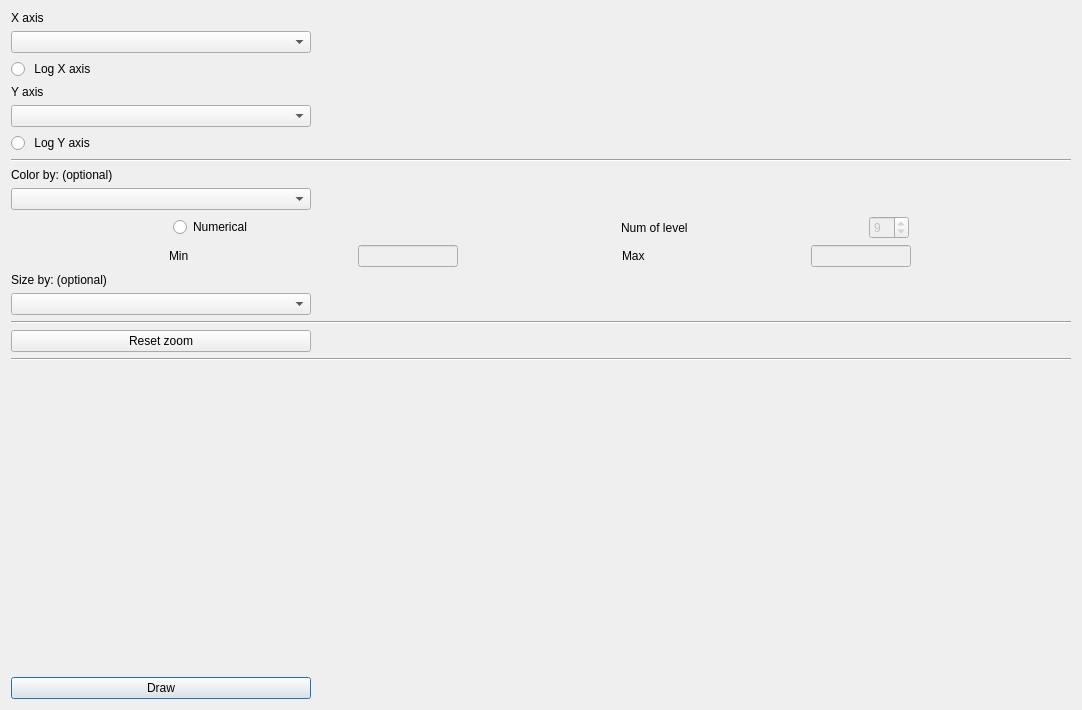
First picture: the form in Qchart_dialog.ui, repository WilsonImmunologyLab/VGenes, before the edit.
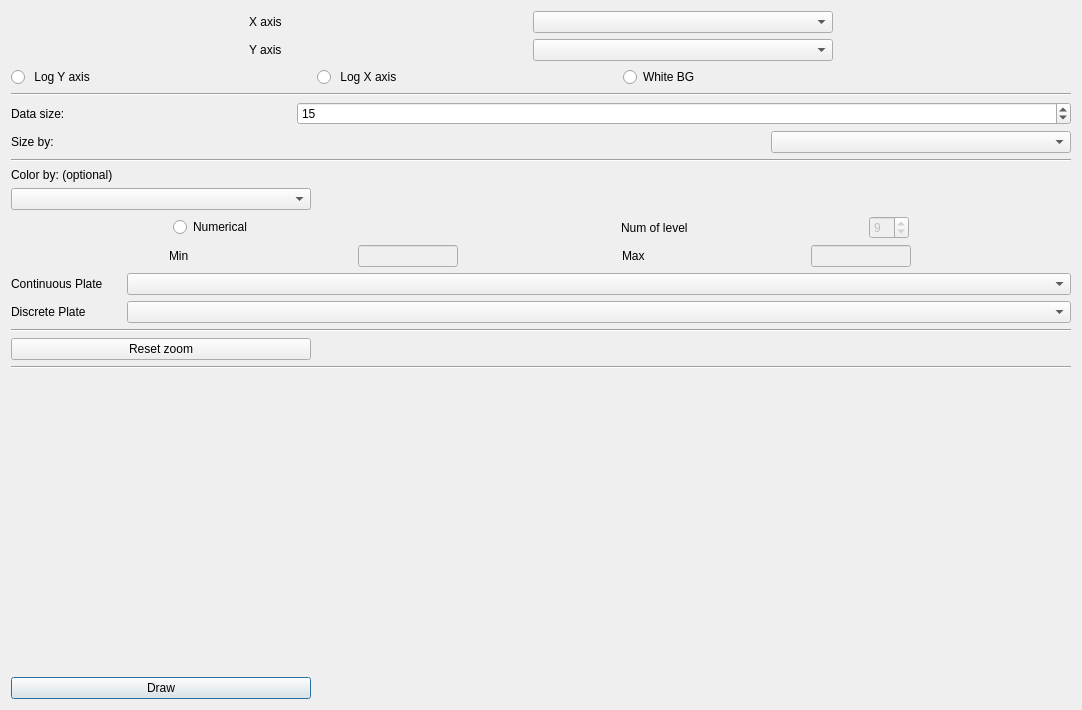
Second picture: the form after the edit.

Commit message: data size function

```diff
--- a/Qchart_dialog.ui
+++ b/Qchart_dialog.ui
@@ -17,10 +17,12 @@
    <item row="0" column="0" colspan="2">
     <layout class="QVBoxLayout" name="verticalLayout">
      <item>
+      <layout class="QHBoxLayout" name="horizontalLayout_3">
+       <item>
       <widget class="QLabel" name="label">
        <property name="maximumSize">
         <size>
-         <width>280</width>
+           <width>40</width>
          <height>16777215</height>
         </size>
        </property>
@@ -39,27 +41,15 @@
        </property>
       </widget>
      </item>
-     <item>
-      <widget class="QRadioButton" name="radioButtonLogX">
-       <property name="maximumSize">
-        <size>
-         <width>300</width>
-         <height>16777215</height>
-        </size>
-       </property>
-       <property name="text">
-        <string> Log X axis</string>
-       </property>
-       <property name="autoExclusive">
-        <bool>false</bool>
-       </property>
-      </widget>
+      </layout>
      </item>
+     <item>
+      <layout class="QHBoxLayout" name="horizontalLayout_4">
      <item>
       <widget class="QLabel" name="label_2">
        <property name="maximumSize">
         <size>
-         <width>280</width>
+           <width>40</width>
          <height>16777215</height>
         </size>
        </property>
@@ -78,6 +68,10 @@
        </property>
       </widget>
      </item>
+      </layout>
+     </item>
+     <item>
+      <layout class="QHBoxLayout" name="horizontalLayout_5">
      <item>
       <widget class="QRadioButton" name="radioButtonLogY">
        <property name="maximumSize">
@@ -95,12 +89,95 @@
       </widget>
      </item>
      <item>
+        <widget class="QRadioButton" name="radioButtonLogX">
+         <property name="maximumSize">
+          <size>
+           <width>300</width>
+           <height>16777215</height>
+          </size>
+         </property>
+         <property name="text">
+          <string> Log X axis</string>
+         </property>
+         <property name="autoExclusive">
+          <bool>false</bool>
+         </property>
+        </widget>
+       </item>
+       <item>
+        <widget class="QRadioButton" name="radioButtonWhiteBG">
+         <property name="text">
+          <string>White BG</string>
+         </property>
+        </widget>
+       </item>
+      </layout>
+     </item>
+     <item>
       <widget class="Line" name="line">
        <property name="orientation">
         <enum>Qt::Horizontal</enum>
        </property>
       </widget>
      </item>
+     <item>
+      <layout class="QHBoxLayout" name="horizontalLayout_6">
+       <item>
+        <widget class="QLabel" name="label_6">
+         <property name="maximumSize">
+          <size>
+           <width>280</width>
+           <height>16777215</height>
+          </size>
+         </property>
+         <property name="text">
+          <string>Data size:</string>
+         </property>
+        </widget>
+       </item>
+       <item>
+        <widget class="QSpinBox" name="spinBoxPointSize">
+         <property name="minimum">
+          <number>1</number>
+         </property>
+         <property name="maximum">
+          <number>30</number>
+         </property>
+         <property name="value">
+          <number>15</number>
+         </property>
+        </widget>
+       </item>
+      </layout>
+     </item>
+     <item>
+      <layout class="QHBoxLayout" name="horizontalLayout_7">
+       <item>
+        <widget class="QLabel" name="label_8">
+         <property name="text">
+          <string>Size by:</string>
+         </property>
+        </widget>
+       </item>
+       <item>
+        <widget class="QComboBox" name="comboBoxSize">
+         <property name="maximumSize">
+          <size>
+           <width>300</width>
+           <height>16777215</height>
+          </size>
+         </property>
+        </widget>
+       </item>
+      </layout>
+     </item>
+     <item>
+      <widget class="Line" name="line_4">
+       <property name="orientation">
+        <enum>Qt::Horizontal</enum>
+       </property>
+      </widget>
+     </item>
      <item>
       <widget class="QLabel" name="label_3">
        <property name="maximumSize">
@@ -236,27 +313,56 @@
       </layout>
      </item>
      <item>
-      <widget class="QLabel" name="label_6">
+      <layout class="QHBoxLayout" name="horizontalLayout_8">
+       <item>
+        <widget class="QLabel" name="label_9">
+         <property name="minimumSize">
+          <size>
+           <width>100</width>
+           <height>0</height>
+          </size>
+         </property>
        <property name="maximumSize">
         <size>
-         <width>280</width>
+           <width>110</width>
          <height>16777215</height>
         </size>
        </property>
        <property name="text">
-        <string>Size by: (optional)</string>
+          <string>Continuous Plate</string>
        </property>
       </widget>
      </item>
      <item>
-      <widget class="QComboBox" name="comboBoxSize">
+        <widget class="QComboBox" name="comboBoxContinuePlate"/>
+       </item>
+      </layout>
+     </item>
+     <item>
+      <layout class="QHBoxLayout" name="horizontalLayout_9">
+       <item>
+        <widget class="QLabel" name="label_10">
+         <property name="minimumSize">
+          <size>
+           <width>110</width>
+           <height>0</height>
+          </size>
+         </property>
        <property name="maximumSize">
         <size>
-         <width>300</width>
+           <width>110</width>
          <height>16777215</height>
         </size>
        </property>
-      </widget>
+         <property name="text">
+          <string>Discrete Plate</string>
+         </property>
+        </widget>
+       </item>
+       <item>
+        <widget class="QComboBox" name="comboBoxDiscretePlate"/>
+       </item>
+      </layout>
      </item>
      <item>
       <widget class="Line" name="line_3">
```
Left out of the diff: 28 changed lines with no effect on the pictures. Lines whose indentation alone changed are shown as unchanged. The commit also changes 2 other files.
